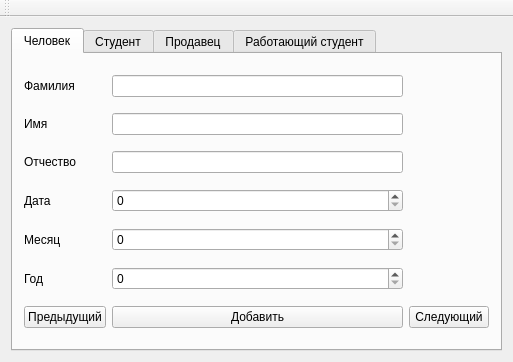
kotelniki2017/OOP, file Code/TestStudent/untitled2/mainwindow.ui: the form before one commit.
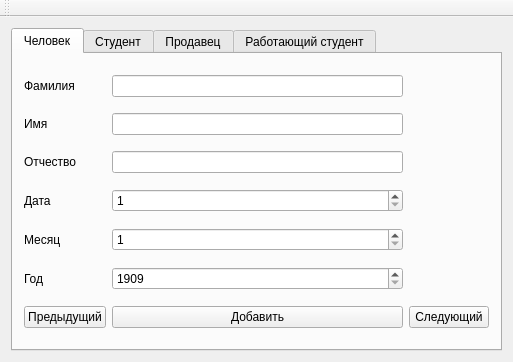
The form after the commit.

```diff
--- a/Code/TestStudent/untitled2/mainwindow.ui
+++ b/Code/TestStudent/untitled2/mainwindow.ui
@@ -63,7 +63,14 @@
          </widget>
         </item>
         <item row="3" column="1">
-         <widget class="QSpinBox" name="spinBox"/>
+         <widget class="QSpinBox" name="spinBox">
+          <property name="minimum">
+           <number>1</number>
+          </property>
+          <property name="maximum">
+           <number>31</number>
+          </property>
+         </widget>
         </item>
         <item row="6" column="1">
          <widget class="QPushButton" name="pushButton">
@@ -87,7 +94,14 @@
          </widget>
         </item>
         <item row="5" column="1">
-         <widget class="QSpinBox" name="spinBox_3"/>
+         <widget class="QSpinBox" name="spinBox_3">
+          <property name="minimum">
+           <number>1909</number>
+          </property>
+          <property name="maximum">
+           <number>2300</number>
+          </property>
+         </widget>
         </item>
         <item row="6" column="0">
          <widget class="QPushButton" name="pushButton_2">
@@ -97,7 +111,14 @@
          </widget>
         </item>
         <item row="4" column="1">
-         <widget class="QSpinBox" name="spinBox_2"/>
+         <widget class="QSpinBox" name="spinBox_2">
+          <property name="minimum">
+           <number>1</number>
+          </property>
+          <property name="maximum">
+           <number>12</number>
+          </property>
+         </widget>
         </item>
         <item row="6" column="2">
          <widget class="QPushButton" name="pushButton_3">
```
